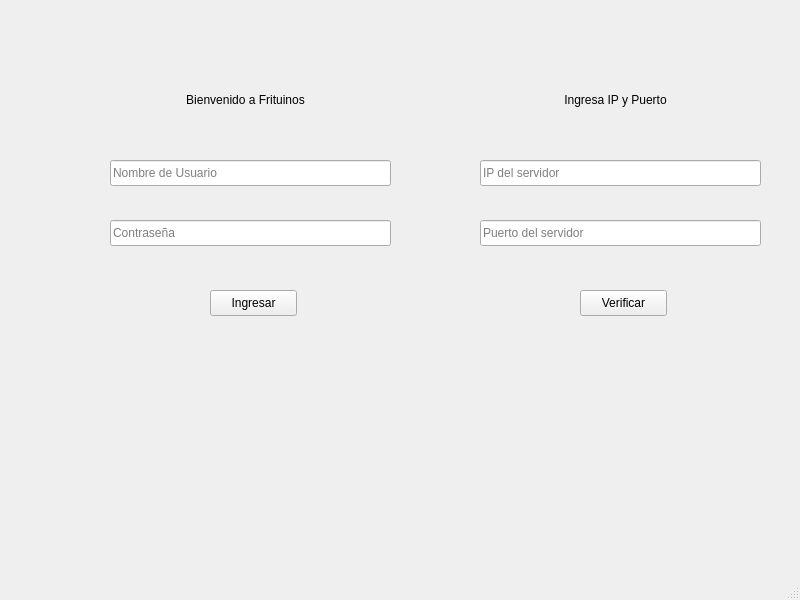
Before: the Qt Designer form ClientApp/mainwindow.ui in jpvindas11/LosM-sFritos_Arduinos, drawn with Qt 5.
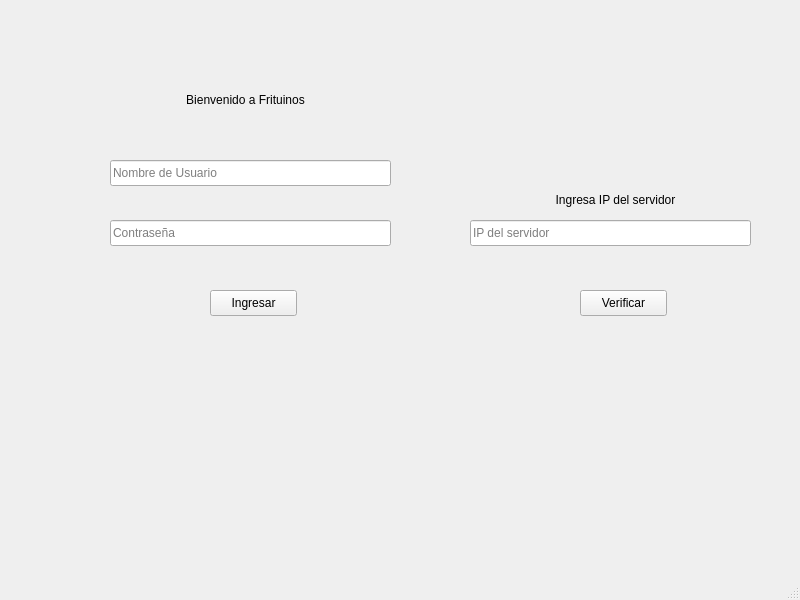
After: the same form once the commit is applied.

```diff
--- a/ClientApp/mainwindow.ui
+++ b/ClientApp/mainwindow.ui
@@ -101,13 +101,13 @@
     <property name="geometry">
      <rect>
       <x>450</x>
-      <y>90</y>
+      <y>190</y>
       <width>331</width>
       <height>20</height>
      </rect>
     </property>
     <property name="text">
-     <string>Ingresa IP y Puerto</string>
+     <string>Ingresa IP del servidor</string>
     </property>
     <property name="alignment">
      <set>Qt::AlignCenter</set>
@@ -116,39 +116,17 @@
    <widget class="QLineEdit" name="lineEdit_IP">
     <property name="geometry">
      <rect>
-      <x>480</x>
-      <y>160</y>
-      <width>281</width>
-      <height>26</height>
-     </rect>
-    </property>
-    <property name="echoMode">
-     <enum>QLineEdit::Normal</enum>
-    </property>
-    <property name="placeholderText">
-     <string>IP del servidor</string>
-    </property>
-    <property name="cursorMoveStyle">
-     <enum>Qt::LogicalMoveStyle</enum>
-    </property>
-   </widget>
-   <widget class="QLineEdit" name="lineEdit_PORT">
-    <property name="geometry">
-     <rect>
-      <x>480</x>
+      <x>470</x>
       <y>220</y>
       <width>281</width>
       <height>26</height>
      </rect>
     </property>
-    <property name="text">
-     <string/>
-    </property>
     <property name="echoMode">
      <enum>QLineEdit::Normal</enum>
     </property>
     <property name="placeholderText">
-     <string>Puerto del servidor</string>
+     <string>IP del servidor</string>
     </property>
     <property name="cursorMoveStyle">
      <enum>Qt::LogicalMoveStyle</enum>
```
